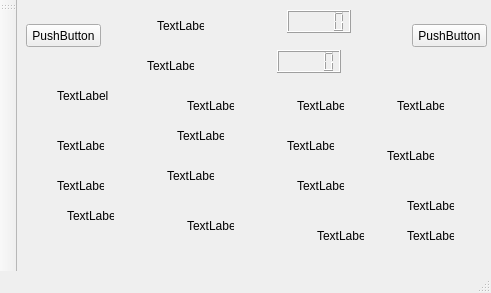
Old version of the form mainwindow.ui in the repository khtp91113/pd2-2048.
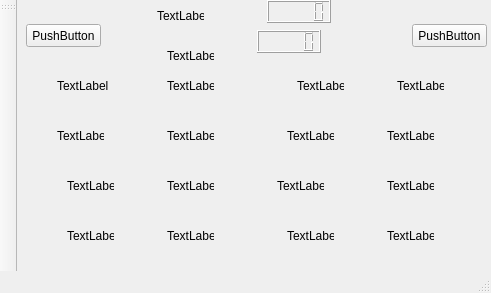
New version of the form.

The edit to the form file:
```diff
--- a/mainwindow.ui
+++ b/mainwindow.ui
@@ -17,8 +17,8 @@
    <widget class="QLCDNumber" name="lcd_bestscore">
     <property name="geometry">
      <rect>
-      <x>270</x>
-      <y>10</y>
+      <x>250</x>
+      <y>0</y>
       <width>64</width>
       <height>23</height>
      </rect>
@@ -27,8 +27,8 @@
    <widget class="QLCDNumber" name="lcd_score">
     <property name="geometry">
      <rect>
-      <x>260</x>
-      <y>50</y>
+      <x>240</x>
+      <y>30</y>
       <width>64</width>
       <height>23</height>
      </rect>
@@ -64,7 +64,7 @@
     <property name="geometry">
      <rect>
       <x>40</x>
-      <y>80</y>
+      <y>70</y>
       <width>81</width>
       <height>31</height>
      </rect>
@@ -76,8 +76,8 @@
    <widget class="QLabel" name="label_2">
     <property name="geometry">
      <rect>
-      <x>170</x>
-      <y>100</y>
+      <x>150</x>
+      <y>80</y>
       <width>47</width>
       <height>12</height>
      </rect>
@@ -90,7 +90,7 @@
     <property name="geometry">
      <rect>
       <x>280</x>
-      <y>100</y>
+      <y>80</y>
       <width>47</width>
       <height>12</height>
      </rect>
@@ -103,7 +103,7 @@
     <property name="geometry">
      <rect>
       <x>380</x>
-      <y>100</y>
+      <y>80</y>
       <width>47</width>
       <height>12</height>
      </rect>
@@ -116,7 +116,7 @@
     <property name="geometry">
      <rect>
       <x>40</x>
-      <y>140</y>
+      <y>130</y>
       <width>47</width>
       <height>12</height>
      </rect>
@@ -128,7 +128,7 @@
    <widget class="QLabel" name="label_6">
     <property name="geometry">
      <rect>
-      <x>160</x>
+      <x>150</x>
       <y>130</y>
       <width>47</width>
       <height>12</height>
@@ -142,7 +142,7 @@
     <property name="geometry">
      <rect>
       <x>270</x>
-      <y>140</y>
+      <y>130</y>
       <width>47</width>
       <height>12</height>
      </rect>
@@ -155,7 +155,7 @@
     <property name="geometry">
      <rect>
       <x>370</x>
-      <y>150</y>
+      <y>130</y>
       <width>47</width>
       <height>12</height>
      </rect>
@@ -167,7 +167,7 @@
    <widget class="QLabel" name="label_9">
     <property name="geometry">
      <rect>
-      <x>40</x>
+      <x>50</x>
       <y>180</y>
       <width>47</width>
       <height>12</height>
@@ -181,7 +181,7 @@
     <property name="geometry">
      <rect>
       <x>150</x>
-      <y>170</y>
+      <y>180</y>
       <width>47</width>
       <height>12</height>
      </rect>
@@ -193,7 +193,7 @@
    <widget class="QLabel" name="label_11">
     <property name="geometry">
      <rect>
-      <x>280</x>
+      <x>260</x>
       <y>180</y>
       <width>47</width>
       <height>12</height>
@@ -206,8 +206,8 @@
    <widget class="QLabel" name="label_12">
     <property name="geometry">
      <rect>
-      <x>390</x>
-      <y>200</y>
+      <x>370</x>
+      <y>180</y>
       <width>47</width>
       <height>12</height>
      </rect>
@@ -220,7 +220,7 @@
     <property name="geometry">
      <rect>
       <x>50</x>
-      <y>210</y>
+      <y>230</y>
       <width>47</width>
       <height>12</height>
      </rect>
@@ -232,8 +232,8 @@
    <widget class="QLabel" name="label_14">
     <property name="geometry">
      <rect>
-      <x>170</x>
-      <y>220</y>
+      <x>150</x>
+      <y>230</y>
       <width>47</width>
       <height>12</height>
      </rect>
@@ -245,7 +245,7 @@
    <widget class="QLabel" name="label_15">
     <property name="geometry">
      <rect>
-      <x>300</x>
+      <x>270</x>
       <y>230</y>
       <width>47</width>
       <height>12</height>
@@ -258,7 +258,7 @@
    <widget class="QLabel" name="label_16">
     <property name="geometry">
      <rect>
-      <x>390</x>
+      <x>370</x>
       <y>230</y>
       <width>47</width>
       <height>12</height>
@@ -272,7 +272,7 @@
     <property name="geometry">
      <rect>
       <x>140</x>
-      <y>20</y>
+      <y>10</y>
       <width>47</width>
       <height>12</height>
      </rect>
@@ -284,8 +284,8 @@
    <widget class="QLabel" name="label_score">
     <property name="geometry">
      <rect>
-      <x>130</x>
-      <y>60</y>
+      <x>150</x>
+      <y>50</y>
       <width>47</width>
       <height>12</height>
      </rect>
```
